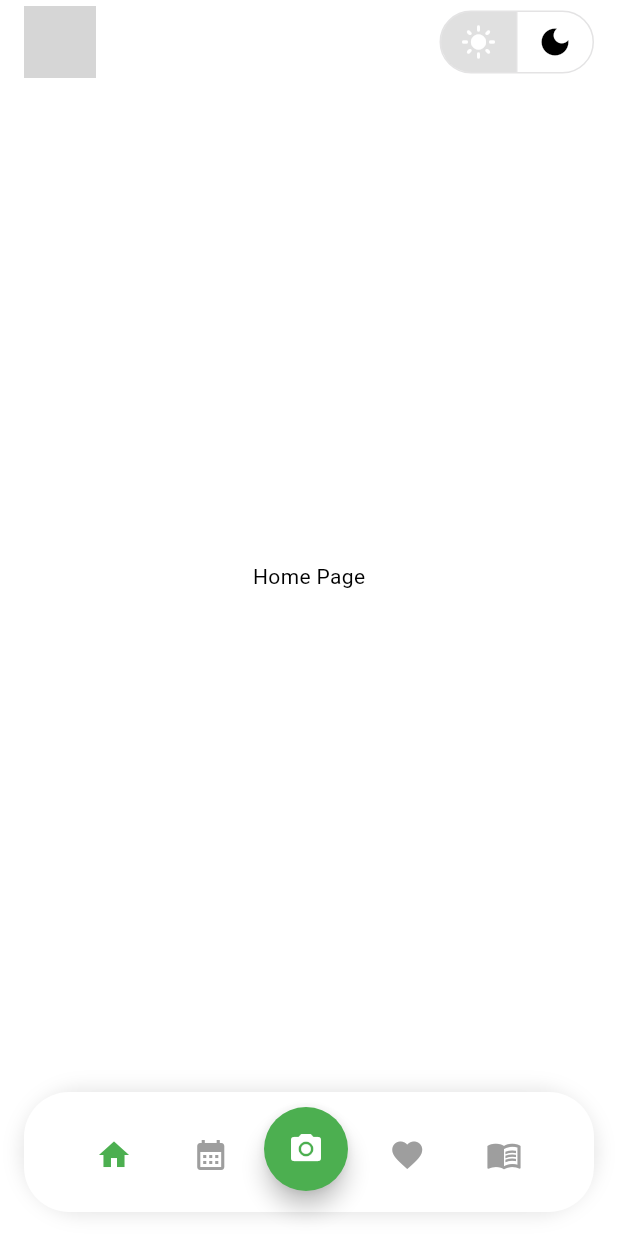
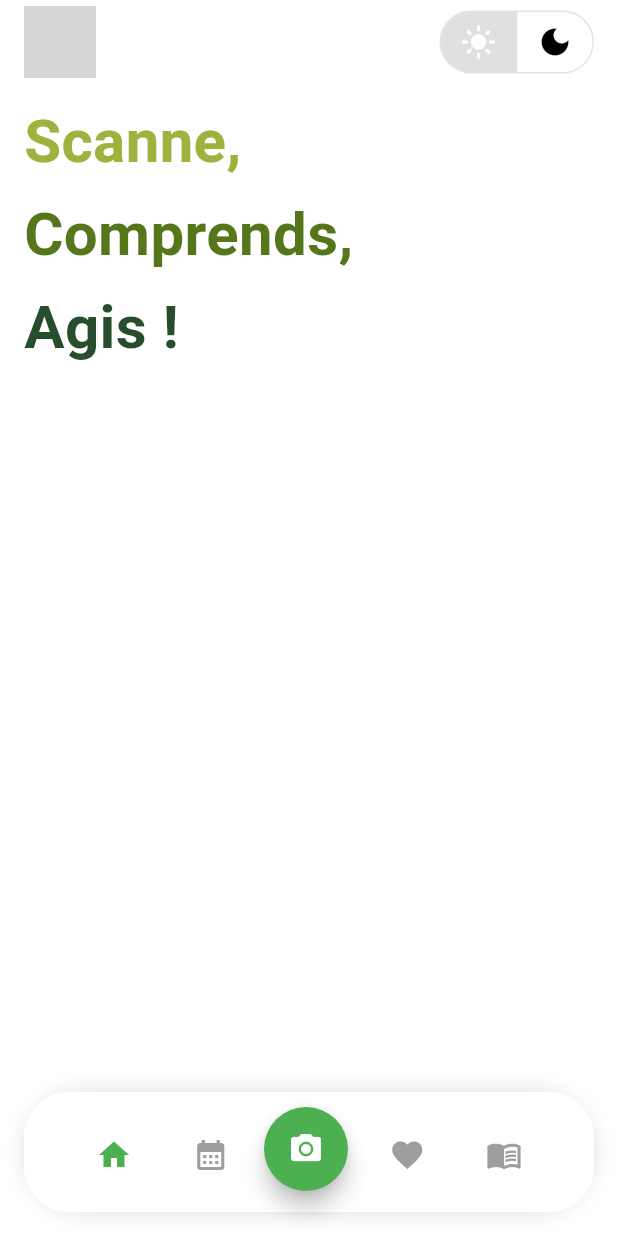
Before and after one commit to naelbenaissa/LeafGuard, a Flutter app: the screen it shows after launch, on a phone screen of 412 x 824 dp. Run offline on Flutter 3.47's test engine with Material 3 defaults, Android fonts, the phone set to English and light mode, and no system bars; our stand-ins replace go_router; grey boxes are pictures that could not be loaded.

Commit message:
Slogan avec animation fait

```diff
--- a/lib/views/home/home.dart
+++ b/lib/views/home/home.dart
@@ -1,4 +1,5 @@
 import 'package:flutter/material.dart';
+import 'package:ui_leafguard/views/home/widgets/animated_slogan.dart';
 import 'bar/custom_appbar.dart';
 import 'bar/custom_bottombar.dart';
 
@@ -12,6 +13,7 @@ class Home extends StatefulWidget {
 class _HomeState extends State<Home> {
   bool isLightTheme = true;
   int _selectedIndex = 0;
+  final List<String> sloganWords = ["Scanne,", "Comprends,", "Agis !"];
 
   void _onItemTapped(int index) {
     setState(() {
@@ -32,11 +34,9 @@ class _HomeState extends State<Home> {
             });
           },
         ),
-        body: Center(
-          child: Text(
-            'Home Page',
-            style: TextStyle(color: isLightTheme ? Colors.black : Colors.white),
-          ),
+        body: Padding(
+          padding: const EdgeInsets.only(left: 16, top: 10),
+          child: AnimatedSlogan(sloganWords: sloganWords),
         ),
         backgroundColor: isLightTheme ? Colors.white : Colors.black,
         bottomNavigationBar: CustomBottomBar(
--- /dev/null
+++ b/lib/views/home/widgets/animated_slogan.dart
@@ -0,0 +1,57 @@
+import 'package:flutter/material.dart';
+
+class AnimatedSlogan extends StatefulWidget {
+  final List<String> sloganWords;
+  const AnimatedSlogan({super.key, required this.sloganWords});
+
+  @override
+  _AnimatedSloganState createState() => _AnimatedSloganState();
+}
+
+class _AnimatedSloganState extends State<AnimatedSlogan> {
+  int currentIndex = 0;
+
+  @override
+  void initState() {
+    super.initState();
+    _startAnimation();
+  }
+
+  void _startAnimation() async {
+    for (int i = 0; i < widget.sloganWords.length; i++) {
+      await Future.delayed(const Duration(milliseconds: 600)); // Pause entre chaque mot
+      if (mounted) {
+        setState(() {
+          currentIndex = i + 1;
+        });
+      }
+    }
+  }
+
+  @override
+  Widget build(BuildContext context) {
+    final colors = [
+      Color(0xFF9DB33E),  // #9db33e (une nuance de vert clair)
+      Color(0xFF55761A),  // #55761a (une nuance de vert moyen)
+      Color(0xFF264E2C),  // #264e2c (une nuance de vert foncé)
+    ];
+
+    return Column(
+      crossAxisAlignment: CrossAxisAlignment.start,
+      children: List.generate(
+        currentIndex,
+            (index) => Padding(
+          padding: const EdgeInsets.only(bottom: 5), // Espacement entre les mots
+          child: Text(
+            widget.sloganWords[index],
+            style: TextStyle(
+              fontSize: 40,
+              fontWeight: FontWeight.bold,
+              color: colors[index % colors.length], // Applique une couleur différente à chaque mot
+            ),
+          ),
+        ),
+      ),
+    );
+  }
+}
```
